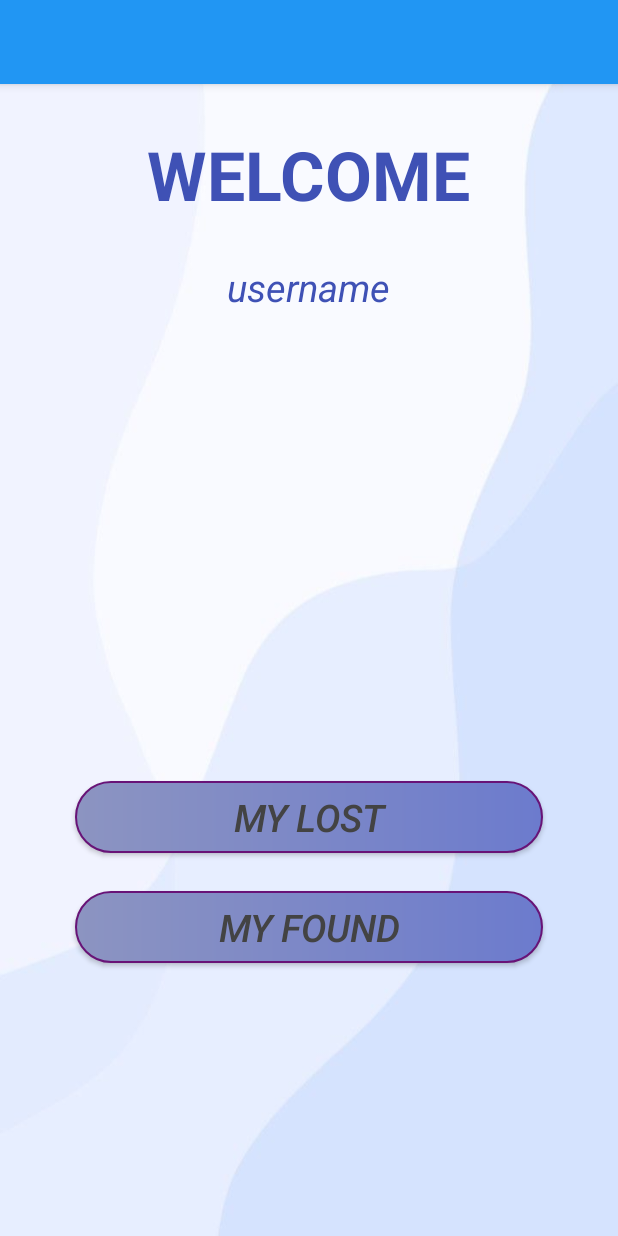
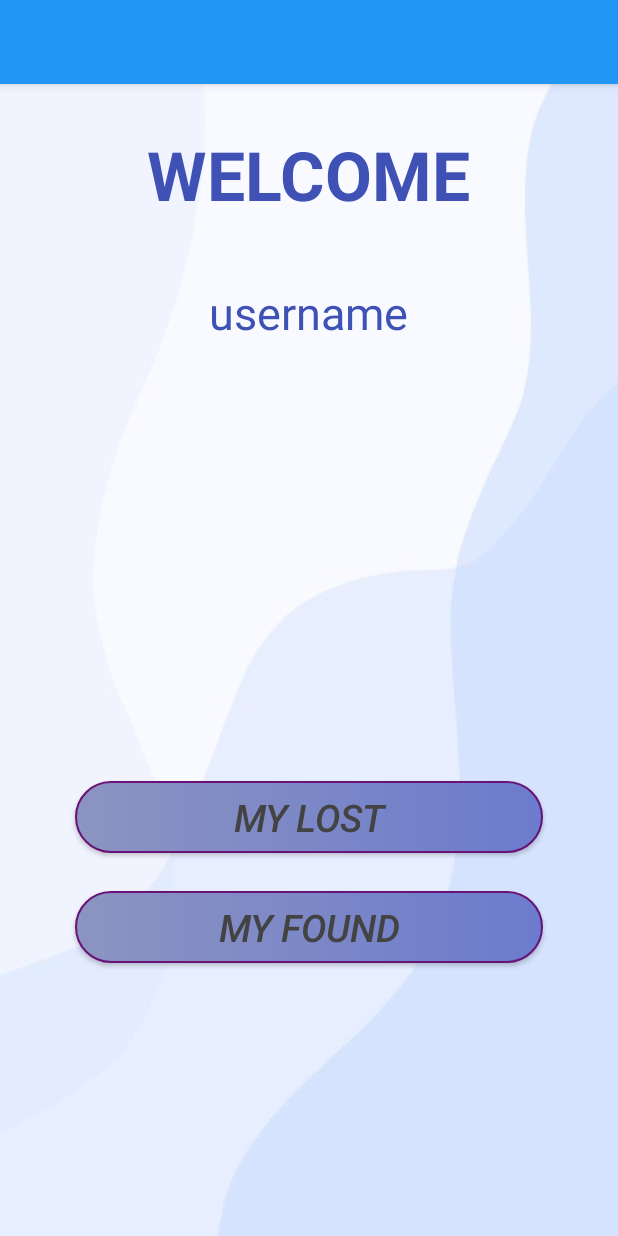
Before and after one commit to AdityaKumar9430/Lost-and-Found, an Android app: the layout fragment_homescreen.xml on its own in the app's theme, with its tools: preview values and no code run, on a phone screen of 412 x 824 dp. Run offline under Robolectric (Android 15) with nearby library versions, the phone set to English and light mode, and no system bars.

Commit message:
Eleventh Commit

```diff
--- a/app/src/main/java/com/example/lostandfound/Activities/homescreenFragment.kt
+++ b/app/src/main/java/com/example/lostandfound/Activities/homescreenFragment.kt
@@ -53,7 +53,10 @@ private lateinit var mauth:FirebaseAuth
         val typeface:Typeface= Typeface.createFromAsset(activity?.assets,"carbon bl.otf")
         val welcometext:TextView=view.findViewById(R.id.welcome_home_screen)
         welcometext.typeface=typeface
+        val typeface1:Typeface= Typeface.createFromAsset(activity?.assets,"main_profile.ttf")
+
         val username:TextView=view.findViewById(R.id.welcome_username)
+        username.typeface=typeface1
       val   toolbar_homefragment1=view.findViewById<Toolbar>(R.id.toolbar_homefragment)
         val drawerlayout=view.findViewById<DrawerLayout>(R.id.drawer_layout)
         toolbar_homefragment1.title = "Lost & Found"
--- a/app/src/main/java/com/example/lostandfound/adaptors/ChatAdapter.kt
+++ b/app/src/main/java/com/example/lostandfound/adaptors/ChatAdapter.kt
@@ -211,6 +211,7 @@ class ChatAdapter(
 
 
 
+    // we get view items from here
    inner class ViewHolder(viewitem:View):RecyclerView.ViewHolder(viewitem)
    {
        var chat_profile_image:CircleImageView?=null
--- a/app/src/main/res/layout/fragment_homescreen.xml
+++ b/app/src/main/res/layout/fragment_homescreen.xml
@@ -61,11 +61,12 @@
         android:layout_height="wrap_content"
         android:layout_alignBottom="@+id/welcome_home_screen"
         android:layout_centerHorizontal="true"
-        android:layout_marginBottom="-62dp"
+        android:layout_marginBottom="-82dp"
+
         android:text="username"
         android:textColor="#3F51B5"
-        android:textSize="25dp"
-        android:textStyle="italic" />
+        android:textSize="30dp"
+         />
 
 
 
--- a/app/src/main/res/values/themes.xml
+++ b/app/src/main/res/values/themes.xml
@@ -26,7 +26,7 @@
 
     <style name="exampletoast">
         <item name="backgroundColor">#3E9DE8</item>
-        <item name="android:textColor">#FFFFFF</item>
+        <item name="itemTextColor">#FFFFFF</item>
         <item name="icon">@drawable/toast_recycler</item>
         <item name="strokeColor">#4E4B4B</item>
         <item name="strokeWidth">2dp</item>
```
Also changed, not shown: app/src/main/assets/main_profile.ttf (added).
